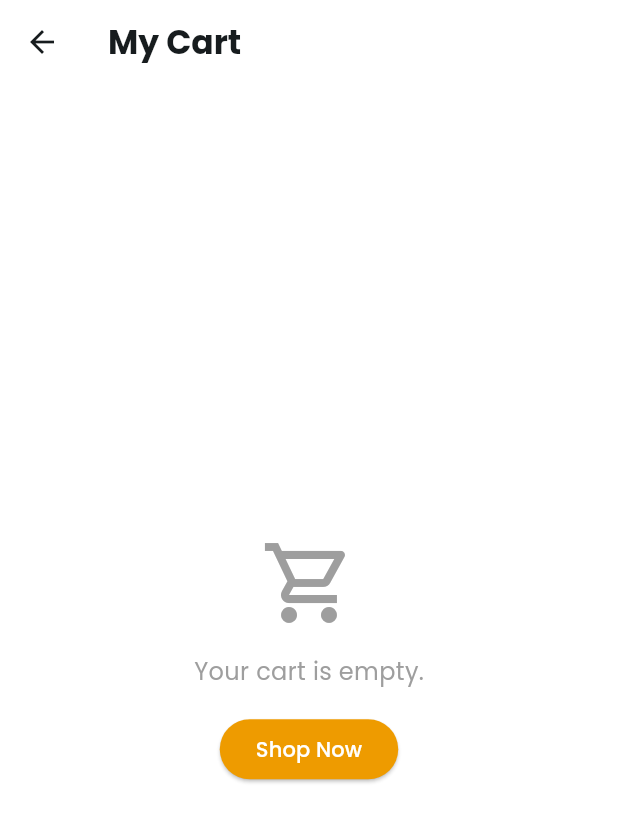
After one commit to pbp-kelompok-b07/hoophub-mobile, a Flutter app: the CartPage screen opened directly, on a phone screen of 412 x 824 dp. The commit adds this screen. Shown: the top 822 px of the screen. Run offline on Flutter 3.47's test engine with Material 3 defaults, Android fonts, the phone set to English and light mode, and no system bars; missing offline and left inert: pbp_django_auth.

Commit message:
Inisiasi modul cart

```diff
--- /dev/null
+++ b/lib/cart/models/cart_entry.dart
@@ -0,0 +1,68 @@
+import 'dart:convert';
+
+List<CartEntry> cartEntryFromJson(String str) => List<CartEntry>.from(json.decode(str).map((x) => CartEntry.fromJson(x)));
+
+String cartEntryToJson(List<CartEntry> data) => json.encode(List<dynamic>.from(data.map((x) => x.toJson())));
+
+class CartEntry {
+    String model;
+    String pk;
+    CartEntryFields fields;
+
+    CartEntry({
+        required this.model,
+        required this.pk,
+        required this.fields,
+    });
+
+    factory CartEntry.fromJson(Map<String, dynamic> json) => CartEntry(
+        model: json["model"],
+        pk: json["pk"].toString(),
+        fields: CartEntryFields.fromJson(json["fields"]),
+    );
+
+    Map<String, dynamic> toJson() => {
+        "model": model,
+        "pk": pk,
+        "fields": fields.toJson(),
+    };
+}
+
+class CartEntryFields {
+    int user;
+    int product;
+    String productName;
+    int price;
+    int quantity;
+    String? thumbnailUrl;
+    int subtotal;
+    CartEntryFields({
+        required this.user,
+        required this.product,
+        required this.productName,
+        required this.price,
+        required this.quantity,
+        this.thumbnailUrl,
+        required this.subtotal,
+    });
+
+    factory CartEntryFields.fromJson(Map<String, dynamic> json) => CartEntryFields(
+        user: json["user"],
+        product: json["product"],
+        productName: json["product_name"] ?? "Unknown Product",
+        price: json["price"],
+        quantity: json["quantity"],
+        thumbnailUrl: json["thumbnail_url"],
+        subtotal: json["subtotal"] ?? (json["price"] * json["quantity"]),
+    );
+
+    Map<String, dynamic> toJson() => {
+        "user": user,
+        "product": product,
+        "product_name": productName,
+        "price": price,
+        "quantity": quantity,
+        "thumbnail_url": thumbnailUrl,
+        "subtotal": subtotal,
+    };
+}
--- /dev/null
+++ b/lib/cart/screens/cart_page.dart
@@ -0,0 +1,241 @@
+import 'package:flutter/material.dart';
+import 'package:provider/provider.dart';
+import 'package:pbp_django_auth/pbp_django_auth.dart';
+import 'package:hoophub_mobile/cart/models/cart_entry.dart';
+import 'package:hoophub_mobile/cart/widgets/cart_item_card.dart';
+import 'package:hoophub_mobile/screens/menu.dart';
+import 'package:hoophub_mobile/catalog/screens/catalog_page.dart';
+
+class CartPage extends StatefulWidget {
+  const CartPage({super.key});
+
+  @override
+  State<CartPage> createState() => _CartPageState();
+}
+
+class _CartPageState extends State<CartPage> {
+  final Color primaryColor = const Color(0xFFEE9B00);
+  final Color borderColor = const Color(0xFF005F73);
+
+  Future<List<CartEntry>> fetchCartItems(CookieRequest request) async {
+    try {
+      final response = await request.get(
+        'https://roselia-evanny-hoophub.pbp.cs.ui.ac.id/cart/json-flutter/',
+      );
+      var data = response;
+      List<CartEntry> listItems = [];
+      for (var d in data) {
+        if (d != null) {
+          listItems.add(CartEntry.fromJson(d));
+        }
+      }
+      return listItems;
+    } catch (e) {
+      print("fetch cart error: $e");
+      return [];
+    }
+  }
+
+  void refreshPage() {
+    setState(() {});
+  }
+
+  // === FUNGSI MENAMPILKAN MODAL CHECKOUT (Sesuai Django) ===
+  void _showCheckoutModal(BuildContext context, CookieRequest request) {
+    final GlobalKey<FormState> _formKey = GlobalKey<FormState>();
+    String fullName = "";
+    String address = "";
+    String city = "";
+    String postalCode = "";
+
+    showDialog(
+      context: context,
+      builder: (context) {
+        return AlertDialog(
+          title: const Text('Formulir Checkout', style: TextStyle(fontWeight: FontWeight.bold)),
+          content: SingleChildScrollView(
+            child: Form(
+              key: _formKey,
+              child: Column(
+                mainAxisSize: MainAxisSize.min,
+                children: [
+                  TextFormField(
+                    decoration: const InputDecoration(labelText: 'Full Name', border: OutlineInputBorder()),
+                    validator: (value) => value!.isEmpty ? 'Field ini wajib diisi' : null,
+                    onSaved: (value) => fullName = value!,
+                  ),
+                  const SizedBox(height: 10),
+                  TextFormField(
+                    decoration: const InputDecoration(labelText: 'Address', border: OutlineInputBorder()),
+                    validator: (value) => value!.isEmpty ? 'Field ini wajib diisi' : null,
+                    onSaved: (value) => address = value!,
+                  ),
+                  const SizedBox(height: 10),
+                  TextFormField(
+                    decoration: const InputDecoration(labelText: 'City', border: OutlineInputBorder()),
+                    validator: (value) => value!.isEmpty ? 'Field ini wajib diisi' : null,
+                    onSaved: (value) => city = value!,
+                  ),
+                  const SizedBox(height: 10),
+                  TextFormField(
+                    decoration: const InputDecoration(labelText: 'Postcode', border: OutlineInputBorder()),
+                    validator: (value) => value!.isEmpty ? 'Field ini wajib diisi' : null,
+                    onSaved: (value) => postalCode = value!,
+                  ),
+                ],
+              ),
+            ),
+          ),
+          actions: [
+            TextButton(
+              onPressed: () => Navigator.pop(context),
+              child: const Text('Cancel'),
+            ),
+            ElevatedButton(
+              style: ElevatedButton.styleFrom(backgroundColor: Colors.blue),
+              onPressed: () async {
+                if (_formKey.currentState!.validate()) {
+                  _formKey.currentState!.save();
+
+                  // Kirim data ke Django
+                  final response = await request.post(
+                    'https://roselia-evanny-hoophub.pbp.cs.ui.ac.id/cart/checkout-flutter/', // Pastikan endpoint ini ada
+                    {
+                      'full_name': fullName,
+                      'address': address,
+                      'city': city,
+                      'postal_code': postalCode,
+                    },
+                  );
+
+                  if (context.mounted) {
+                    if (response['status'] == 'success') {
+                      Navigator.pop(context);
+                      ScaffoldMessenger.of(context).showSnackBar(const SnackBar(content: Text("Checkout Berhasil!")));
+                      refreshPage();
+                    } else {
+                      ScaffoldMessenger.of(context).showSnackBar(SnackBar(content: Text(response['message'] ?? "Gagal Checkout")));
+                    }
+                  }
+                }
+              },
+              child: const Text('Make Invoice', style: TextStyle(color: Colors.white)),
+            ),
+          ],
+        );
+      },
+    );
+  }
+
+  @override
+  Widget build(BuildContext context) {
+    final request = context.watch<CookieRequest>();
+
+    return Scaffold(
+      backgroundColor: Colors.white,
+      appBar: AppBar(
+        title: const Text("My Cart", style: TextStyle(fontWeight: FontWeight.bold)),
+        backgroundColor: Colors.white,
+        elevation: 0,
+      ),
+      body: FutureBuilder(
+        future: fetchCartItems(request),
+        builder: (context, AsyncSnapshot snapshot) {
+          if (snapshot.connectionState == ConnectionState.waiting) {
+            return const Center(child: CircularProgressIndicator());
+          } else {
+            if (!snapshot.hasData || snapshot.data!.isEmpty) {
+              return Center(
+                child: Column(
+                  mainAxisAlignment: MainAxisAlignment.center,
+                  children: [
+                    const Icon(Icons.shopping_cart_outlined, size: 64, color: Colors.grey),
+                    const SizedBox(height: 16),
+                    const Text('Your cart is empty.', style: TextStyle(fontSize: 16, color: Colors.grey)),
+                    const SizedBox(height: 16),
+                    ElevatedButton(
+                      onPressed: () => Navigator.pushReplacement(context,
+                        MaterialPageRoute(builder: (_) => const CatalogPage()),
+                      ),
+                      style: ElevatedButton.styleFrom(backgroundColor: primaryColor),
+                      child: const Text("Shop Now", style: TextStyle(color: Colors.white)),
+                    )
+                  ],
+                ),
+              );
+            } else {
+              List<CartEntry> cartItems = snapshot.data as List<CartEntry>;
+              double totalPrice = 0;
+              for (var item in cartItems) {
+                totalPrice += item.fields.subtotal;
+              }
+
+              return Column(
+                children: [
+                  // === HEADER "Review your cart" ===
+                  Padding(
+                    padding: const EdgeInsets.symmetric(horizontal: 16, vertical: 10),
+                    child: Container(
+                      width: double.infinity,
+                      padding: const EdgeInsets.only(bottom: 10),
+                      decoration: BoxDecoration(
+                        border: Border(bottom: BorderSide(color: borderColor, width: 2, style: BorderStyle.solid)), // Flutter gak support native dashed border mudah
+                      ),
+                      child: const Text(
+                        "Review your cart",
+                        style: TextStyle(fontSize: 18, fontWeight: FontWeight.bold),
+                      ),
+                    ),
+                  ),
+
+                  // === LIST ITEMS ===
+                  Expanded(
+                    child: ListView.separated(
+                      padding: const EdgeInsets.symmetric(horizontal: 16),
+                      itemCount: cartItems.length,
+                      separatorBuilder: (context, index) => const SizedBox(height: 20),
+                      itemBuilder: (_, index) => CartItemCard(
+                        cartItem: cartItems[index],
+                        onRefresh: refreshPage,
+                      ),
+                    ),
+                  ),
+
+                  // === SUMMARY SECTION ===
+                  Container(
+                    padding: const EdgeInsets.all(20),
+                    decoration: BoxDecoration(
+                      border: Border(top: BorderSide(color: borderColor, width: 2)),
+                    ),
+                    child: Column(
+                      crossAxisAlignment: CrossAxisAlignment.end, // Rata Kanan sesuai Django
+                      children: [
+                        Text(
+                          "Total: Rp ${totalPrice.toStringAsFixed(0)}",
+                          style: const TextStyle(fontSize: 24, fontWeight: FontWeight.bold),
+                        ),
+                        const SizedBox(height: 10),
+                        SizedBox(
+                          width: double.infinity,
+                          child: ElevatedButton(
+                            onPressed: () => _showCheckoutModal(context, request),
+                            style: ElevatedButton.styleFrom(
+                              backgroundColor: primaryColor,
+                              padding: const EdgeInsets.symmetric(vertical: 12),
+                              shape: RoundedRectangleBorder(borderRadius: BorderRadius.circular(5)),
+                            ),
+                            child: const Text("Checkout", style: TextStyle(color: Colors.white, fontSize: 18, fontWeight: FontWeight.bold)),
+                          ),
+                        )
+                      ],
+                    ),
+                  ),
+                ],
+              );
+            }
+          }
+        },
+      ),
+    );
+  }
+}
--- a/lib/main.dart
+++ b/lib/main.dart
@@ -26,8 +26,6 @@ class HoopHubApp extends StatelessWidget {
         theme: ThemeData(
           useMaterial3: true,
           fontFamily: 'Poppins',
-          // Use a Material 3 ColorScheme generated from a seed color,
-          // then override secondary with our custom value.
           colorScheme: ColorScheme.fromSeed(seedColor: primaryColor).copyWith(secondary: secondaryColor,
           ),
         ),
```
Also changed, not shown: lib/cart/models/order_item.dart (added, +65 -0 lines), lib/cart/widgets/cart_item_card.dart (added, +94 -0 lines), lib/screens/menu.dart (+7 -1 lines), lib/cart/models/ubah_nama_file.dart (deleted), lib/cart/screens/ubah_nama_file.dart (deleted), pubspec.lock, 1 other file.
